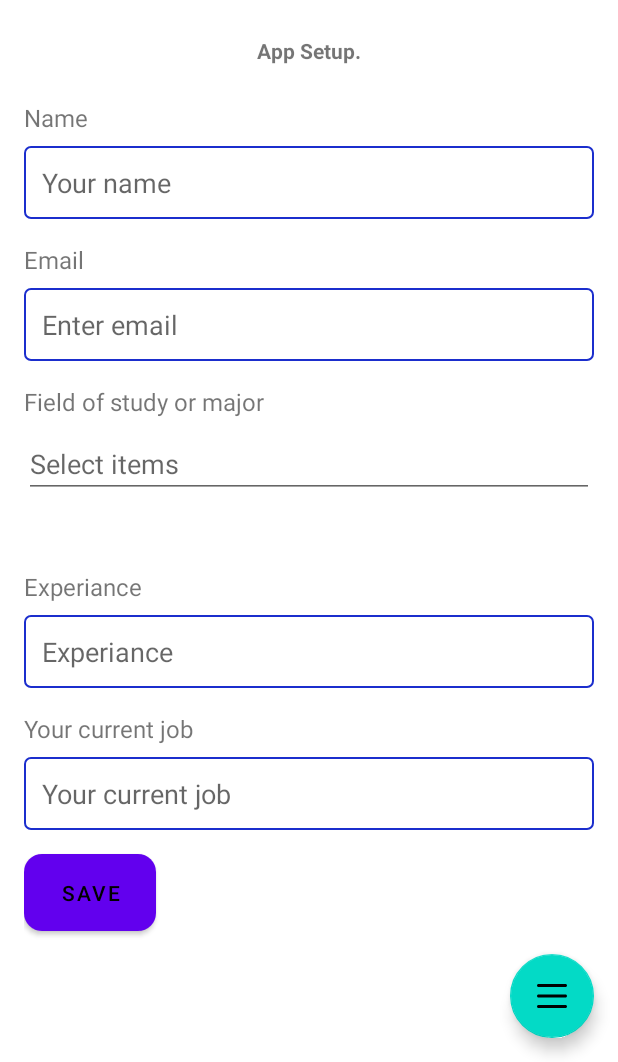
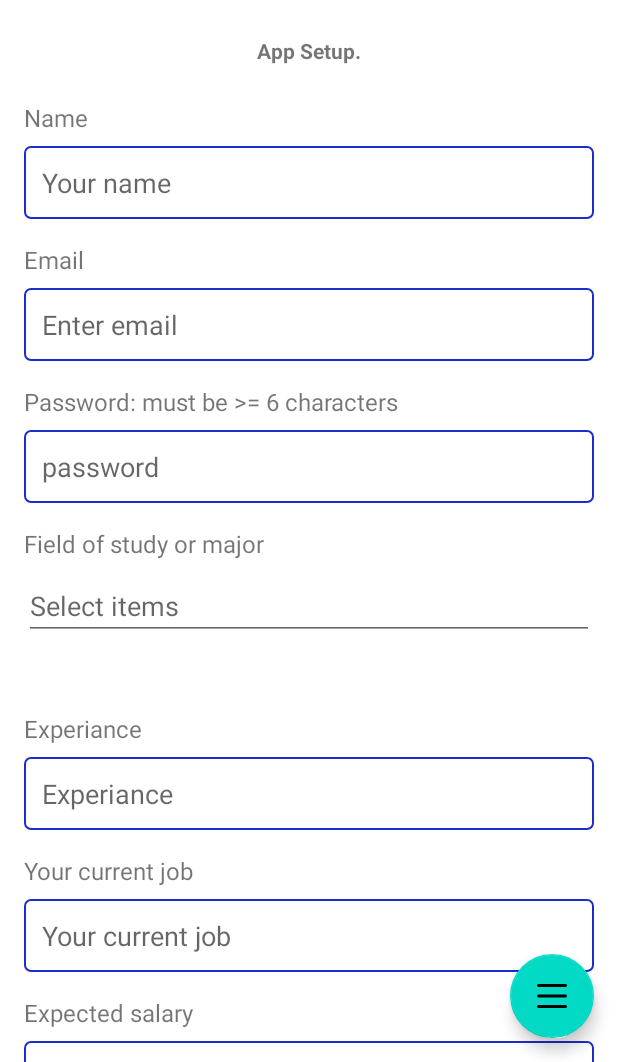
Before and after one commit to meharimarta/JobFi, an Android app: the screen it shows after launch (MainActivity), in the side drawer, after a tap on "Setup", on a phone screen of 412 x 824 dp, the part 174-1236 px from its top. Run offline under Robolectric (Android 15) with nearby library versions, the light colour scheme and no system bars.

Commit message:
Added some important features

```diff
--- a/app/src/main/java/com/primed/jobfi/SetupFragment.java
+++ b/app/src/main/java/com/primed/jobfi/SetupFragment.java
@@ -1,28 +1,27 @@
 package com.primed.jobfi;
 
 import android.os.Bundle;
+import android.os.Handler;
+import android.os.Looper;
+import android.text.Editable;
+import android.text.TextWatcher;
 import android.view.LayoutInflater;
 import android.view.View;
 import android.view.ViewGroup;
-import android.widget.AdapterView;
+import android.widget.ArrayAdapter;
 import android.widget.AutoCompleteTextView;
-import android.widget.LinearLayout;
+import android.widget.Button;
+import android.widget.EditText;
 import androidx.fragment.app.Fragment;
 import com.google.android.material.chip.Chip;
-import java.util.Set;
-import java.util.Arrays;
-import java.util.List;
 import com.google.android.material.chip.ChipGroup;
 import java.util.ArrayList;
-import android.widget.ArrayAdapter;
-import android.widget.Button;
-import android.text.TextWatcher;
-import android.text.Editable;
-import android.widget.EditText;
+import java.util.List;
+import java.util.Set;
+import org.json.JSONException;
+import org.json.JSONObject;
 import org.json.JSONArray;
-import org.json.JSONObject;
-import org.json.JSONException;
-import android.os.Handler;
+import android.util.Log;
 
 public class SetupFragment extends Fragment implements NetworkUtils.OnTaskCompleted
 {
@@ -32,8 +31,8 @@ public class SetupFragment extends Fragment implements NetworkUtils.OnTaskComple
     private ArrayAdapter<FieldOfStudy> adapter;
     private List<FieldOfStudy> selectedItems;
     private Button submitButton;
-    private String url = NetworkUtils.url;
-
+    private String url = "http://localhost:8001/api/";
+    private String TAG = "***SETUP FRAGMENT";
 	@Override
 	public View onCreateView(LayoutInflater inflater, ViewGroup container, Bundle savedInstanceState)
 	{
@@ -41,19 +40,13 @@ public class SetupFragment extends Fragment implements NetworkUtils.OnTaskComple
 		final View  v = inflater.inflate(R.layout.setup_fragment, container, false);
 
         autoCompleteTextView = v.findViewById(R.id.autoCompleteTextView);
-
-        autoCompleteTextView = v.findViewById(R.id.autoCompleteTextView);
-        chipGroup =v. findViewById(R.id.chipGroup);
+        chipGroup = v. findViewById(R.id.chipGroup);
         submitButton = v.findViewById(R.id.save_setup);
 
         selectedItems = new ArrayList<>();
 
 		//String[] items = getResources().getStringArray(R.array.item_list);
 		 fieldOfStudyList = new ArrayList<>();
-		fieldOfStudyList.add(new FieldOfStudy("Engineering", 1));
-		fieldOfStudyList.add(new FieldOfStudy("Computer", 2));
-		fieldOfStudyList.add(new FieldOfStudy("IT and electrical", 3));
-
 
         // Setup AutoCompleteTextView with custom data
         adapter = new ArrayAdapter<>(getActivity(), android.R.layout.simple_dropdown_item_1line, fieldOfStudyList);
@@ -89,52 +82,60 @@ public class SetupFragment extends Fragment implements NetworkUtils.OnTaskComple
                     }
                 }
             });
-       NetworkUtils.url = "get-field-of-studies";
+        NetworkUtils.url = url + "get-setup-data";
 
-      NetworkUtils.sendDataToServer(getActivity(), "", SetupFragment.this);
+        NetworkUtils.sendDataToServer(getActivity(), "", new FieldOfStudyDataRecived());
 
         setupViews(v);
 		return v;
 	}
 
-    private void setupViews(View v) {
+    private void setupViews(View v)
+    {
         final EditText nameInput = v.findViewById(R.id.input_name);
         final EditText emailInput = v.findViewById(R.id.input_emial);
         final  EditText inputExperiance = v.findViewById(R.id.input_experiance);
+        final  EditText inputSalary = v.findViewById(R.id.input_salary);
         final EditText currentJobs = v.findViewById(R.id.input_current_job);
-
+        final EditText inputPassword = v.findViewById(R.id.input_password);
         submitButton.setOnClickListener(new View.OnClickListener() {
 
                 public void onClick(View v)
                 {
                     // url to send data
-                    NetworkUtils.url = url + "create-user-data";
+                    NetworkUtils.url = "http://localhost:8001/api/create-user";
 
                     String name =  nameInput.getText().toString();
                     String email = emailInput.getText().toString();
                     String experiance = inputExperiance.getText().toString();
                     String job = currentJobs.getText().toString();
-
+                    String password = inputPassword.getText().toString();
+                    String salary = inputSalary.getText().toString();
                     // Prepare data to send to server
                     List<Integer> selectedItemIds = new ArrayList<>();
                     for (FieldOfStudy item : selectedItems)
                     {
                         selectedItemIds.add(item.getId());
                     }
+                    try
+                    {
+                        JSONObject userData = new JSONObject();
+                        userData.put("email", email);
+                        userData.put("name", name);
+                        userData.put("password", password);
+                        userData.put("experiance", experiance);
+                        userData.put("current_job", job);
+                        userData.put("salary", salary);
+                        userData.put("fieldOfStidies", selectedItemIds.toString());
+                        NetworkUtils.sendDataToServer(getActivity(), userData.toString(), SetupFragment.this);
 
-                    ArrayList<JSONObject> data = new ArrayList<>();
-                    try {
-                           data.add((new JSONObject()).put("email", email));
-                           data.add((new JSONObject()).put("name", name));
-                           data.add((new JSONObject()).put("experiance", experiance));
-                           data.add((new JSONObject()).put("current_job", job));
-                           data.add((new JSONObject()).put("fieldOfStudies", selectedItemIds.toString()));
-
-                    } catch (JSONException e) {
+                    }
+                    catch (JSONException e)
+                    {
                         e.printStackTrace();
                     }
 
-                    NetworkUtils.sendDataToServer(getActivity(), data.toString(), SetupFragment.this);
+
                        //    UIUtils.showSuccessDialog(getActivity(), "Selected", data.toString());
                     final CustomProgressDialog progressDialog = new CustomProgressDialog(getActivity());
                     progressDialog.show();
@@ -142,14 +143,16 @@ public class SetupFragment extends Fragment implements NetworkUtils.OnTaskComple
                     // Simulate network request
                     new Handler().postDelayed(new Runnable() {
                             @Override
-                            public void run() {
+                            public void run()
+                            {
                                 // After receiving response
                                 progressDialog.showSuccess("Your request was processed successfully!");
 
                                 // Delay the dismissal of the dialog
                                 new Handler().postDelayed(new Runnable() {
                                         @Override
-                                        public void run() {
+                                        public void run()
+                                        {
                                             progressDialog.dismiss();
                                         }
                                     }, 2000);
@@ -167,7 +170,8 @@ public class SetupFragment extends Fragment implements NetworkUtils.OnTaskComple
         chip.setCloseIconVisible(true);
         chip.setOnCloseIconClickListener(new View.OnClickListener() {
                 @Override
-              public void onClick(View v) {
+                public void onClick(View v)
+                {
                     chipGroup.removeView(chip);
                     selectedItems.remove(item);
                 }
@@ -175,16 +179,19 @@ public class SetupFragment extends Fragment implements NetworkUtils.OnTaskComple
         chipGroup.addView(chip);
     }
 
-	private void displaySelectedChips(final Set<String> selectedItems) {
+	private void displaySelectedChips(final Set<String> selectedItems)
+    {
 		ChipGroup chipContainer = getActivity().findViewById(R.id.chipGroup);
 		chipContainer.removeAllViews();
 
-		for (final String item : selectedItems) {
+		for (final String item : selectedItems)
+        {
 			Chip chip = new Chip(getActivity());
 			chip.setText(item);
 			chip.setCloseIconVisible(true);
 			chip.setOnCloseIconClickListener(new View.OnClickListener() {
-				public void onClick(View v) {
+                    public void onClick(View v)
+                    {
                         selectedItems.remove(item);
                         displaySelectedChips(selectedItems);
                     }
@@ -197,6 +204,7 @@ public class SetupFragment extends Fragment implements NetworkUtils.OnTaskComple
     @Override
     public void onTaskCompleted(String success)
     {
+
         UIUtils.showSuccessDialog(getActivity(), "Server response", success);
         // else UIUtils.showErrorDialog(Activity.this, "Failed to send data to server :( is this correct API ? =>" + NetworkUtils.url);
     }
@@ -206,7 +214,40 @@ public class SetupFragment extends Fragment implements NetworkUtils.OnTaskComple
         @Override
         public void onTaskCompleted(String response)
         {
+            ArrayList<JSONObject> setupData = new ArrayList<>();
+            try
+            {
+                JSONObject jsonObject = new JSONObject(response);
+                JSONArray data = jsonObject.getJSONArray("data");
+                for (int i = 0; i < data.length(); i++)
+                {
+                    setupData.add(data.optJSONObject(i));
+                }
+            }
+            catch (JSONException e)
+            {
+                UIUtils.showErrorDialog(getActivity(), "Error fetching data", ":(");
+                e.printStackTrace();
+            }
 
+            try
+            {
+                for (int i = 0; i < setupData.size(); i++)
+                {
+                    fieldOfStudyList.add(new FieldOfStudy(setupData.get(i).getString("major"), setupData.get(i).getInt("id")));
+                }
+            }
+            catch (JSONException e)
+            {
+                Log.d(TAG, "Error creating fieldOfStuyList  new FieldOfStrudy()");
+                e.printStackTrace();
+            }
+            Log.d(TAG, fieldOfStudyList.toString());
+          //  adapter.clear();
+            adapter.addAll(fieldOfStudyList);
+            adapter.notifyDataSetChanged();
+
+            UIUtils.showSuccessDialog(getActivity(), "Data updated", response);
         }
     }
 }
--- a/app/src/main/res/layout/fragment_custom_dialog.xml
+++ b/app/src/main/res/layout/fragment_custom_dialog.xml
@@ -9,6 +9,7 @@
     android:layout_margin="8dp">
 
 	<LinearLayout
+        android:background="@android:color/transparent"
         android:layout_width="match_parent"
         android:layout_height="wrap_content"
         android:orientation="vertical"
--- a/app/src/main/res/layout/progress_dialoge.xml
+++ b/app/src/main/res/layout/progress_dialoge.xml
@@ -13,6 +13,7 @@
     <LinearLayout
         android:layout_width="match_parent"
         android:layout_height="wrap_content"
+        android:background="@android:color/transparent"
         android:orientation="vertical"
         android:gravity="center">
 
--- a/app/src/main/res/layout/setup_fragment.xml
+++ b/app/src/main/res/layout/setup_fragment.xml
@@ -67,7 +67,21 @@
 				android:hint="Enter email"
 				android:background="@drawable/input_border"
 				android:padding="12dp"/>
+            <TextView
+                android:layout_width="wrap_content"
+                android:layout_height="wrap_content"
+                android:text="Password: must be >= 6 characters"
+                android:textSize="16sp"
+                android:layout_marginTop="16dp"
+                android:layout_marginBottom="8dp"/>
 
+            <EditText
+                android:id="@+id/input_password"
+                android:layout_width="match_parent"
+                android:layout_height="wrap_content"
+                android:hint="password"
+                android:background="@drawable/input_border"
+				android:padding="12dp"/>
 			<TextView
 				android:layout_width="wrap_content"
 				android:layout_height="wrap_content"
@@ -131,6 +145,22 @@
 				android:background="@drawable/input_border"
 				android:padding="12dp"/>
 
+            <TextView
+                android:layout_width="wrap_content"
+                android:layout_height="wrap_content"
+                android:text="Expected salary"
+                android:textSize="16sp"
+                android:layout_marginTop="16dp"
+                android:layout_marginBottom="8dp"/>
+
+            <EditText
+                android:id="@+id/input_salary"
+                android:layout_width="match_parent"
+                android:layout_height="wrap_content"
+                android:hint="Salary"
+                android:background="@drawable/input_border"
+                android:padding="12dp"/>
+
 			<Button
 				android:id="@+id/save_setup"
 				android:layout_width="wrap_content"
```
Also changed, not shown: app/src/main/AndroidManifest.xml (+11 -6 lines), app/src/main/java/com/primed/jobfi/FileManager.java (added, +71 -0 lines), app/src/main/java/com/primed/jobfi/FileUtils.java (added, +153 -0 lines), app/src/main/java/com/primed/jobfi/JSONFormatter.java (added, +54 -0 lines). Lines whose indentation alone changed are shown as unchanged.
